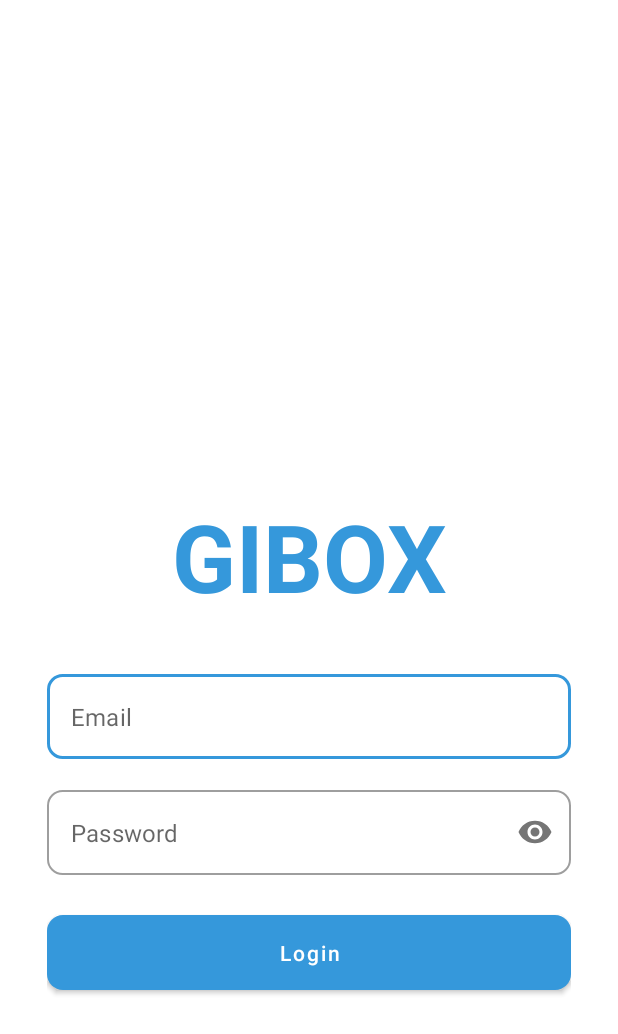
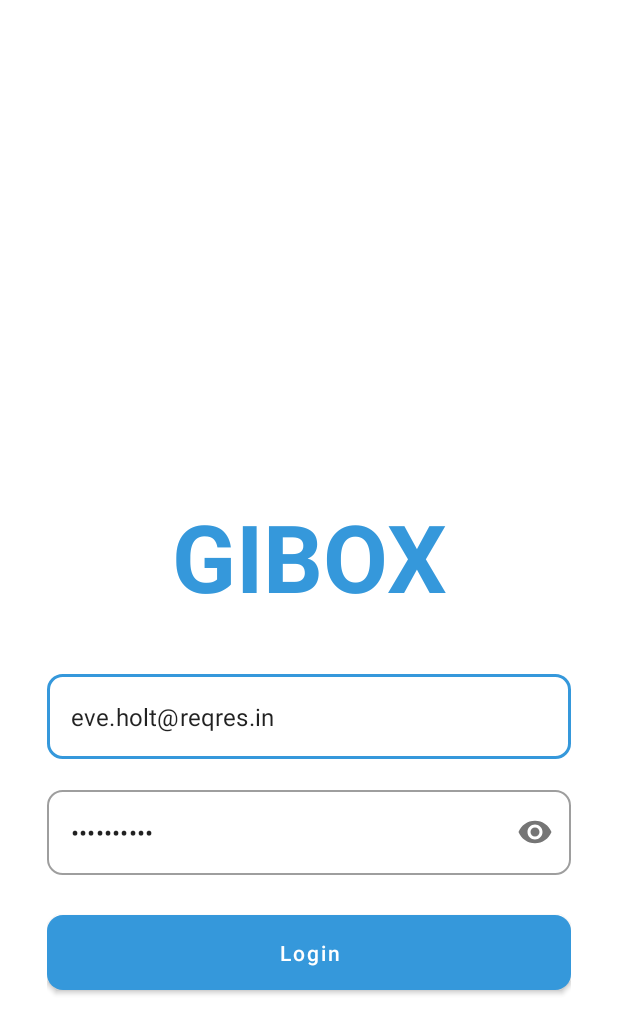
Before and after one commit to reihanbay/Gibox, an Android app: the screen it shows after launch (LoginActivity), on a phone screen of 412 x 824 dp. Shown: the top 1034 px of the screen. Run offline under Robolectric (Android 15) with nearby library versions, the phone set to English and light mode, and no system bars; our stand-ins replace Timber, paging, sdp/ssp sizes; pictures from the network do not load; 11 statements that could not run were skipped.

Commit message:
Integrated Feature Login

```diff
--- a/app/src/main/AndroidManifest.xml
+++ b/app/src/main/AndroidManifest.xml
@@ -8,6 +8,7 @@
         android:allowBackup="true"
         android:icon="@mipmap/ic_launcher"
         android:label="@string/app_name"
+        android:networkSecurityConfig="@xml/network_security_config"
         android:requestLegacyExternalStorage="true"
         android:roundIcon="@mipmap/ic_launcher_round"
         android:supportsRtl="true"
--- a/app/src/main/java/com/gibox/testandroid/core/data/auth/source/AuthRepository.kt
+++ b/app/src/main/java/com/gibox/testandroid/core/data/auth/source/AuthRepository.kt
@@ -7,7 +7,6 @@
 
 package com.gibox.testandroid.core.data.auth.source
 
-import android.util.Log
 import androidx.paging.ExperimentalPagingApi
 import androidx.paging.PagingData
 import com.gibox.testandroid.core.ApiResponse
@@ -26,8 +25,7 @@ import kotlinx.coroutines.flow.flow
 class AuthRepository(private val authRemoteDataSource: AuthRemoteDataSource): IAuthRepository {
 
     override fun doLogin(dataLogin: LoginRequest): Flow<Resource<LoginEntityDomain>> = flow {
-        Log.d("TAG", "doLogin: repo")
-
+        emit(Resource.Loading())
         when(val apiResponse = authRemoteDataSource.doLogin(dataLogin).first()){
             is ApiResponse.Success->{
                 val response= AuthDataMapper.mapResponseToDomain(apiResponse.data)
--- a/app/src/main/java/com/gibox/testandroid/view/ui/login/LoginActivity.kt
+++ b/app/src/main/java/com/gibox/testandroid/view/ui/login/LoginActivity.kt
@@ -10,41 +10,73 @@ package com.gibox.testandroid.view.ui.login
 import androidx.appcompat.app.AppCompatActivity
 import android.os.Bundle
 import android.util.Log
+import android.view.View
 import android.view.inputmethod.EditorInfo
+import androidx.core.widget.ContentLoadingProgressBar
 import com.gibox.testandroid.R
 import com.gibox.testandroid.core.data.auth.source.remote.request.LoginRequest
+import com.gibox.testandroid.core.db.PrefUtils
 import com.gibox.testandroid.databinding.ActivityLoginBinding
+import com.gibox.testandroid.util.constant.ACCESS_TOKEN
 import com.gibox.testandroid.util.constant.FIELD_REQUIRED
+import com.gibox.testandroid.util.constant.KEY_LOGIN
 import com.gibox.testandroid.util.hideKeyboard
 import com.gibox.testandroid.util.openActivity
 import com.gibox.testandroid.util.showToast
 import com.gibox.testandroid.view.ui.viewmodel.MainViewModel
 import com.gibox.testandroid.view.ui.listuser.ListUserActivity
 import org.koin.android.viewmodel.ext.android.viewModel
+import timber.log.Timber
 
 class LoginActivity : AppCompatActivity() {
 
 
     private val binding by lazy { ActivityLoginBinding.inflate(layoutInflater) }
     private val viewModel : MainViewModel by viewModel()
+    private val pref by lazy { PrefUtils(this) }
 
     override fun onCreate(savedInstanceState: Bundle?) {
         super.onCreate(savedInstanceState)
         setContentView(binding.root)
         initView()
-        val data = LoginRequest("eve.holt@reqres.in",
-        "cityslicka")
-        viewModel.requestLogin(data)
-
+        initAction()
+        initObservable()
     }
     private fun initView() {
         binding.apply {
             fieldEmail.edt.hint = getString(R.string.txt_email)
+            fieldEmail.edt.setText("eve.holt@reqres.in")
             fieldEmail.edt.imeOptions = EditorInfo.IME_ACTION_DONE
+            fieldPass.edt.setText("cityslicka")
             fieldPass.edt.hint = getString(R.string.txt_password)
             fieldPass.edt.imeOptions = EditorInfo.IME_ACTION_DONE
         }
     }
 
-    private fun initAction() {}
+    private fun initAction() {
+        binding.btnLogin.setOnClickListener {
+            val email = binding.fieldEmail.edt.text.toString()
+            val pass = binding.fieldPass.edt.text.toString()
+            when {
+                email.isNullOrEmpty() -> binding.fieldEmail.edt.error = FIELD_REQUIRED
+                pass.isNullOrEmpty() -> binding.fieldPass.edt.error = FIELD_REQUIRED
+                else -> viewModel.requestLogin(LoginRequest(email, pass))
+            }
+        }
+    }
+
+    private fun initObservable() {
+        Timber.d("initObservable: A")
+        viewModel.dataRequestLogin.observe(this) {
+            pref.saveString(ACCESS_TOKEN, it.token)
+            pref.saveBoolean(KEY_LOGIN, true)
+            openActivity(ListUserActivity::class.java)
+        }
+        viewModel.isLoadingRequestLogin.observe(this) {
+            when(it) {
+                true -> binding.progressBar.visibility = View.VISIBLE
+                false -> binding.progressBar.visibility = View.GONE
+            }
+        }
+    }
 }
--- a/app/src/main/java/com/gibox/testandroid/view/ui/splashscreen/SplashScreenActivity.kt
+++ b/app/src/main/java/com/gibox/testandroid/view/ui/splashscreen/SplashScreenActivity.kt
@@ -12,17 +12,23 @@ import android.os.Bundle
 import android.os.Handler
 import android.os.Looper
 import com.gibox.testandroid.R
+import com.gibox.testandroid.core.db.PrefUtils
+import com.gibox.testandroid.util.constant.KEY_LOGIN
 import com.gibox.testandroid.util.openActivity
+import com.gibox.testandroid.view.ui.listuser.ListUserActivity
 import com.gibox.testandroid.view.ui.login.LoginActivity
 import kotlinx.coroutines.ExperimentalCoroutinesApi
 @ExperimentalCoroutinesApi
 class SplashScreenActivity : AppCompatActivity() {
+    private val pref by lazy { PrefUtils(this) }
     override fun onCreate(savedInstanceState: Bundle?) {
         super.onCreate(savedInstanceState)
         setContentView(R.layout.activity_splash_screen)
 
         Handler(Looper.getMainLooper()).postDelayed({
-            openActivity(LoginActivity::class.java)
+            if (pref.getBoolean(KEY_LOGIN)) openActivity(ListUserActivity::class.java)
+            else openActivity(LoginActivity::class.java)
+
             finish()
         }, 1500L)
     }
--- a/app/src/main/res/layout/activity_login.xml
+++ b/app/src/main/res/layout/activity_login.xml
@@ -44,6 +44,7 @@
         app:layout_constraintTop_toBottomOf="@id/field_email"
         app:layout_constraintEnd_toEndOf="@id/tv_logo"/>
     <com.google.android.material.button.MaterialButton
+        android:id="@+id/btn_login"
         android:layout_width="match_parent"
         android:layout_height="wrap_content"
         app:layout_constraintTop_toBottomOf="@id/field_pass"
@@ -51,8 +52,16 @@
         app:cornerRadius="@dimen/_8sdp"
         android:textAllCaps="false"
         android:text="@string/txt_login"
+
         android:padding="@dimen/_12sdp"/>
-
+    <ProgressBar
+        android:id="@+id/progress_bar"
+        android:visibility="gone"
+        android:layout_width="match_parent"
+        android:layout_height="wrap_content"
+        android:layout_marginTop="@dimen/_12sdp"
+        app:layout_constraintTop_toBottomOf="@id/btn_login"
+        />
     <androidx.constraintlayout.widget.Guideline
         android:id="@+id/guideline2"
         android:layout_width="wrap_content"
```
Also changed, not shown: app/src/main/java/com/gibox/testandroid/core/data/auth/source/remote/AuthRemoteDataSource.kt (+8 -9 lines), app/src/main/java/com/gibox/testandroid/view/ui/listuser/ListUserActivity.kt (+7 -2 lines), app/src/main/java/com/gibox/testandroid/view/ui/viewmodel/MainViewModel.kt (+12 -4 lines), app/src/main/res/layout/activity_splash_screen.xml (+14 -1 lines), app/src/main/res/xml/network_security_config.xml (added, +11 -0 lines), 1 other file.
